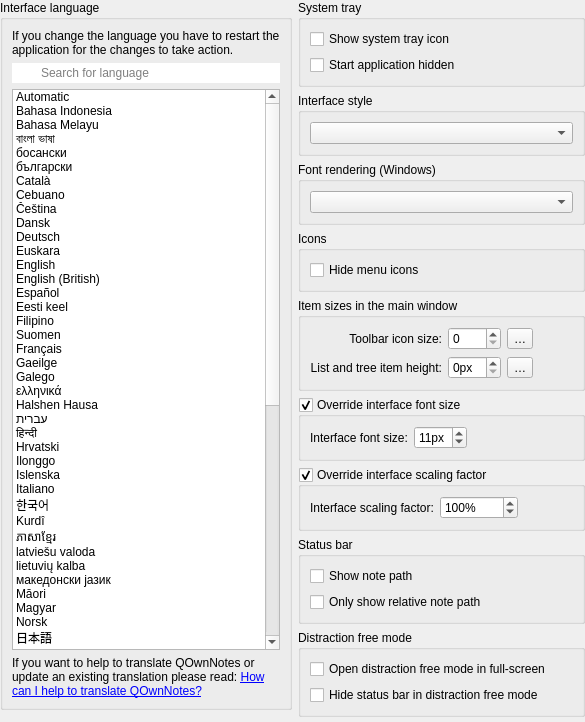
First picture: the form in src/widgets/settings/interfacesettingswidget.ui, repository pbek/QOwnNotes, before the edit.
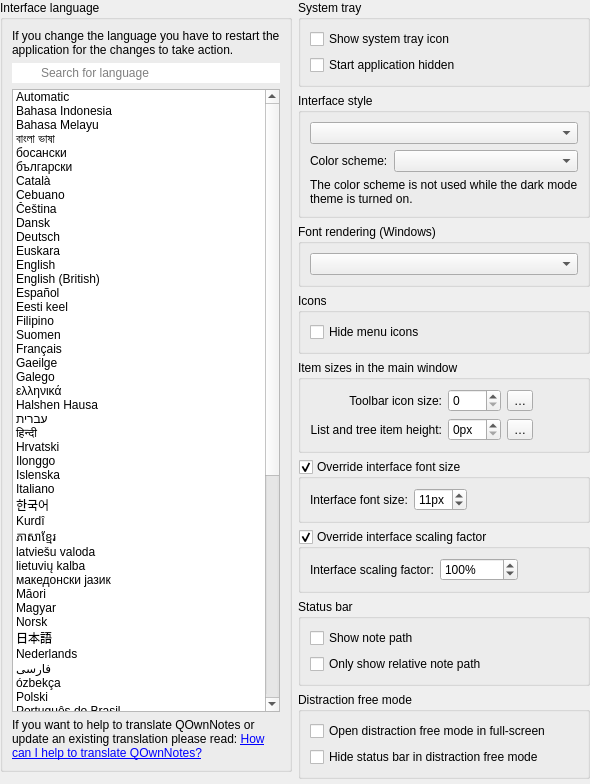
Second picture: the form after the edit. Icons and pictures are not drawn. Custom widgets are drawn as their Qt base class.

Commit message: #3796 kde: add KDE color scheme selection

What changed in the file:
```diff
--- a/src/widgets/settings/interfacesettingswidget.ui
+++ b/src/widgets/settings/interfacesettingswidget.ui
@@ -901,6 +901,57 @@
            <item row="0" column="0">
             <widget class="QComboBox" name="interfaceStyleComboBox"/>
            </item>
+           <item row="1" column="0">
+            <widget class="QWidget" name="kdeColorSchemeWidget" native="true">
+             <layout class="QGridLayout" name="kdeColorSchemeLayout">
+              <property name="leftMargin">
+               <number>0</number>
+              </property>
+              <property name="topMargin">
+               <number>0</number>
+              </property>
+              <property name="rightMargin">
+               <number>0</number>
+              </property>
+              <property name="bottomMargin">
+               <number>0</number>
+              </property>
+              <item row="0" column="0">
+               <widget class="QLabel" name="kdeColorSchemeLabel">
+                <property name="text">
+                 <string>Color scheme:</string>
+                </property>
+                <property name="buddy">
+                 <cstring>kdeColorSchemeComboBox</cstring>
+                </property>
+               </widget>
+              </item>
+              <item row="0" column="1">
+               <widget class="QComboBox" name="kdeColorSchemeComboBox">
+                <property name="sizePolicy">
+                 <sizepolicy hsizetype="Expanding" vsizetype="Fixed">
+                  <horstretch>0</horstretch>
+                  <verstretch>0</verstretch>
+                 </sizepolicy>
+                </property>
+                <property name="toolTip">
+                 <string>KDE color scheme of the user interface, the editor colors are set in the editor color schema</string>
+                </property>
+               </widget>
+              </item>
+              <item row="1" column="0" colspan="2">
+               <widget class="QLabel" name="kdeColorSchemeDarkModeLabel">
+                <property name="text">
+                 <string>The color scheme is not used while the dark mode theme is turned on.</string>
+                </property>
+                <property name="wordWrap">
+                 <bool>true</bool>
+                </property>
+               </widget>
+              </item>
+             </layout>
+            </widget>
+           </item>
           </layout>
          </widget>
         </item>
```
The commit also changes 19 other files.
